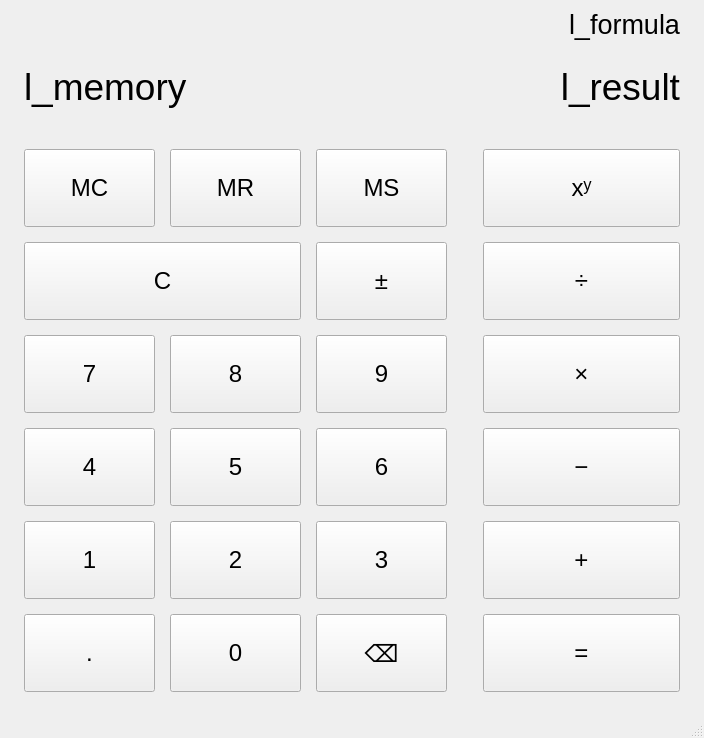
First picture: the form in calculator/mainwindow.ui, repository Jimmythebeam/cpp-calculator, before the edit.
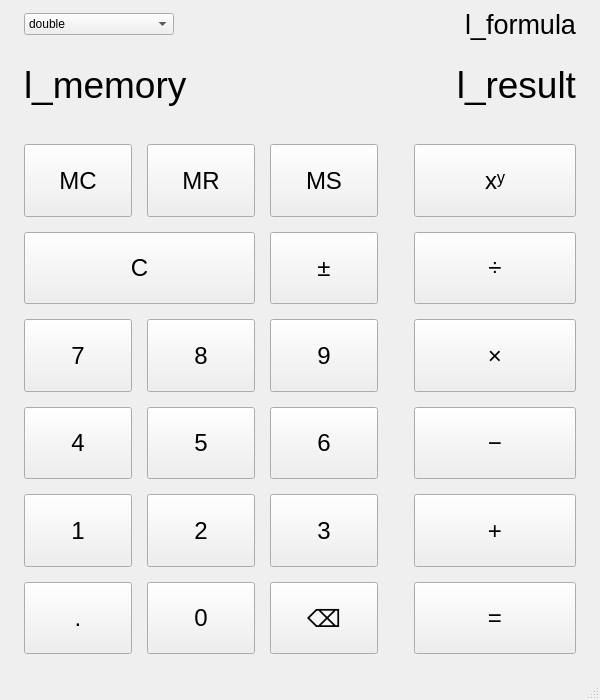
Second picture: the form after the edit.

```diff
--- a/calculator/mainwindow.ui
+++ b/calculator/mainwindow.ui
@@ -6,8 +6,8 @@
    <rect>
     <x>0</x>
     <y>0</y>
-    <width>704</width>
-    <height>738</height>
+    <width>600</width>
+    <height>700</height>
    </rect>
   </property>
   <property name="windowTitle">
@@ -16,13 +16,67 @@
   <widget class="QWidget" name="centralwidget">
    <layout class="QVBoxLayout" name="verticalLayout_2">
     <item>
-     <layout class="QHBoxLayout" name="horizontalLayout_2">
+     <layout class="QHBoxLayout" name="horizontalLayout_2" stretch="0,0">
       <property name="leftMargin">
        <number>15</number>
       </property>
       <property name="rightMargin">
        <number>15</number>
       </property>
+      <item>
+       <widget class="QComboBox" name="cmb_controller">
+        <property name="enabled">
+         <bool>true</bool>
+        </property>
+        <property name="sizePolicy">
+         <sizepolicy hsizetype="Fixed" vsizetype="Fixed">
+          <horstretch>0</horstretch>
+          <verstretch>0</verstretch>
+         </sizepolicy>
+        </property>
+        <property name="maximumSize">
+         <size>
+          <width>150</width>
+          <height>16777215</height>
+         </size>
+        </property>
+        <item>
+         <property name="text">
+          <string>double</string>
+         </property>
+        </item>
+        <item>
+         <property name="text">
+          <string>float</string>
+         </property>
+        </item>
+        <item>
+         <property name="text">
+          <string>uint8_t</string>
+         </property>
+        </item>
+        <item>
+         <property name="text">
+          <string>int</string>
+         </property>
+        </item>
+        <item>
+         <property name="text">
+          <string>int64_t</string>
+         </property>
+        </item>
+        <item>
+         <property name="text">
+          <string>size_t</string>
+         </property>
+        </item>
+        <item>
+         <property name="text">
+          <string>Rational</string>
+         </property>
+        </item>
+       </widget>
+      </item>
       <item alignment="Qt::AlignmentFlag::AlignRight">
        <widget class="QLabel" name="l_formula">
         <property name="font">
```
Left out of the diff: 6 changed lines with no effect on the pictures.
